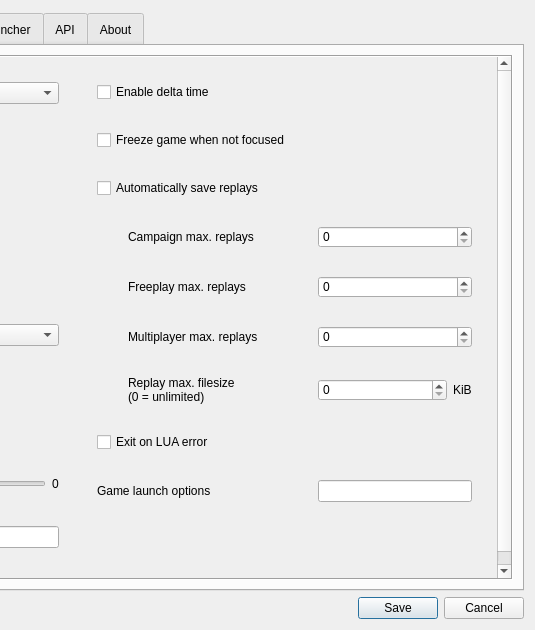
Old version of the form ui/settingsdialog.ui in the repository Kammerer001/keeperfx-launcher-qt; both pictures show x 365 to 900 and y 0 to 630 of the 900 by 630 pixel window.
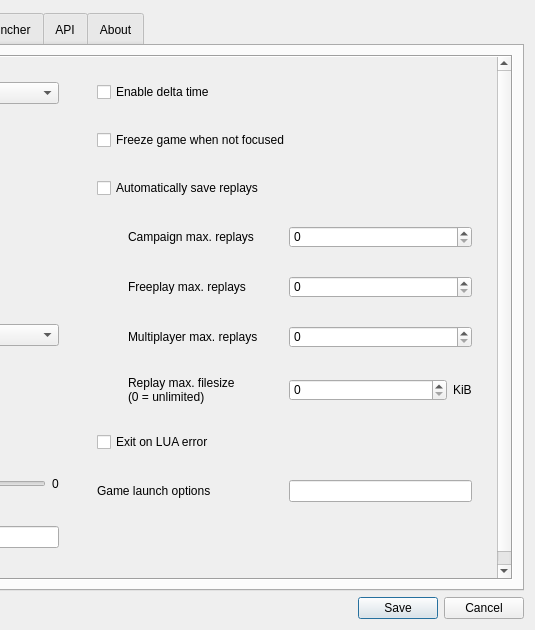
New version of the form. Icons and pictures are not drawn.

Commit message: fix some checkbox items not spanning multiple rows in settingsdialog

Diff of the .ui file:
```diff
--- a/ui/settingsdialog.ui
+++ b/ui/settingsdialog.ui
@@ -283,27 +283,6 @@
               <property name="bottomMargin">
                <number>0</number>
               </property>
-              <item row="0" column="0">
-               <widget class="QCheckBox" name="checkBoxDeltaTime">
-                <property name="text">
-                 <string comment="Checkbox Toggle">Enable delta time</string>
-                </property>
-               </widget>
-              </item>
-              <item row="1" column="0">
-               <widget class="QCheckBox" name="checkBoxFreezeGameNoFocus">
-                <property name="text">
-                 <string comment="Checkbox Toggle">Freeze game when not focused</string>
-                </property>
-               </widget>
-              </item>
-              <item row="2" column="0">
-               <widget class="QCheckBox" name="checkboxSaveReplaysEnabled">
-                <property name="text">
-                 <string comment="Checkbox Toggle">Automatically save replays</string>
-                </property>
-               </widget>
-              </item>
               <item row="3" column="0">
                <widget class="QLabel" name="labelMaxReplaysCampaign">
                 <property name="styleSheet">
@@ -395,13 +374,6 @@
                 </layout>
                </widget>
               </item>
-              <item row="7" column="0">
-               <widget class="QCheckBox" name="checkBoxExitOnLuaError">
-                <property name="text">
-                 <string comment="Checkbox Toggle">Exit on LUA error</string>
-                </property>
-               </widget>
-              </item>
               <item row="8" column="0">
                <widget class="QLabel" name="labelLaunchOptions">
                 <property name="text">
@@ -425,6 +397,34 @@
                 </property>
                </spacer>
               </item>
+              <item row="0" column="0" colspan="2">
+               <widget class="QCheckBox" name="checkBoxDeltaTime">
+                <property name="text">
+                 <string comment="Checkbox Toggle">Enable delta time</string>
+                </property>
+               </widget>
+              </item>
+              <item row="1" column="0" colspan="2">
+               <widget class="QCheckBox" name="checkBoxFreezeGameNoFocus">
+                <property name="text">
+                 <string comment="Checkbox Toggle">Freeze game when not focused</string>
+                </property>
+               </widget>
+              </item>
+              <item row="2" column="0" colspan="2">
+               <widget class="QCheckBox" name="checkboxSaveReplaysEnabled">
+                <property name="text">
+                 <string comment="Checkbox Toggle">Automatically save replays</string>
+                </property>
+               </widget>
+              </item>
+              <item row="7" column="0" colspan="2">
+               <widget class="QCheckBox" name="checkBoxExitOnLuaError">
+                <property name="text">
+                 <string comment="Checkbox Toggle">Exit on LUA error</string>
+                </property>
+               </widget>
+              </item>
              </layout>
             </widget>
            </item>
```
Left out of the diff: 22 changed lines with no effect on the pictures.
